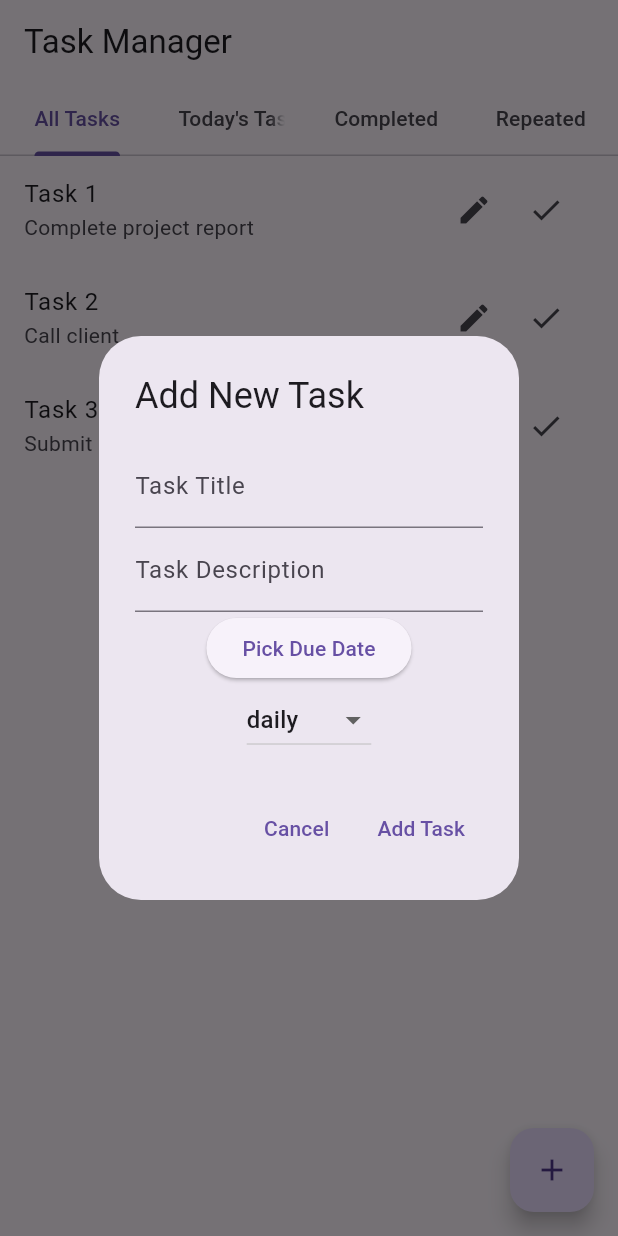
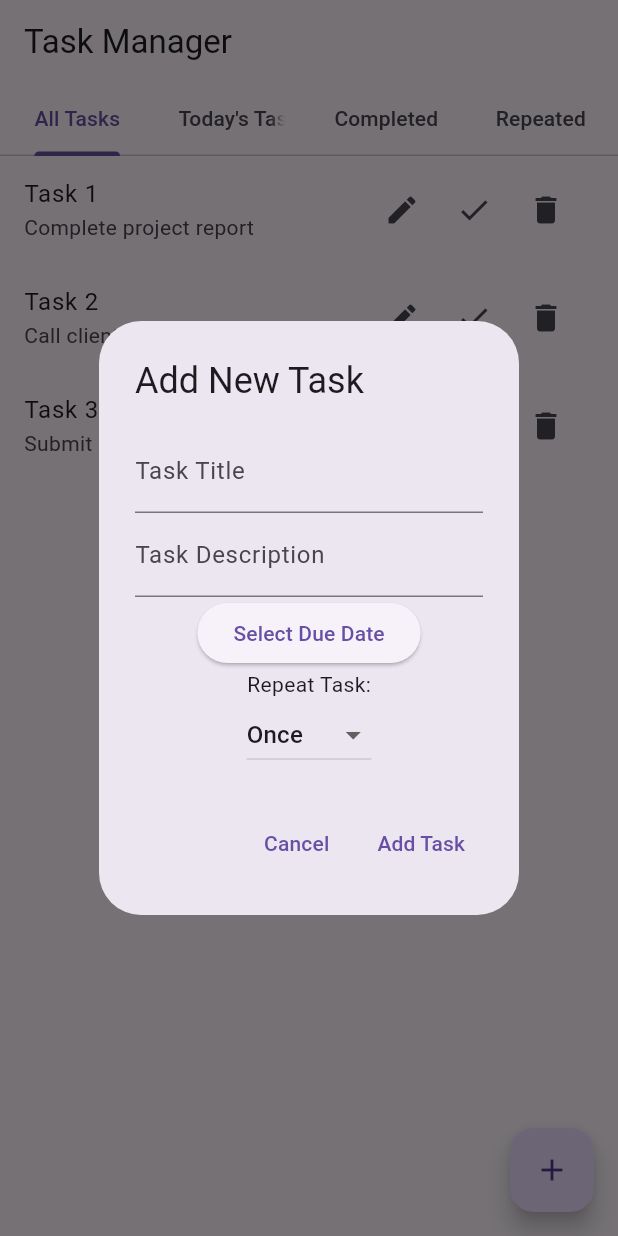
Before and after one commit to Shanza99/Task-Manager-App, a Flutter app: the screen it shows after launch, after a tap on the "add" icon, on a phone screen of 412 x 824 dp. Run offline on Flutter 3.47's test engine with Material 3 defaults, Android fonts, the phone set to English and light mode, and no system bars; our stand-ins replace csv, flutter_local_notifications, sqflite; missing offline and left inert: dart:html; accounts and stored records are empty.

Commit message:
Update main.dart

```diff
--- a/taskm/lib/main.dart
+++ b/taskm/lib/main.dart
@@ -2,6 +2,7 @@ import 'dart:html' as html;
 import 'package:flutter/foundation.dart';
 import 'package:flutter/material.dart';
 import 'package:flutter_local_notifications/flutter_local_notifications.dart';
+import 'package:intl/intl.dart';
 
 void main() {
   runApp(TaskManagerApp());
@@ -45,7 +46,7 @@ class _TaskHomePageState extends State<TaskHomePage> with SingleTickerProviderSt
   // Initialize local notifications for mobile/desktop platforms
   void _initializeNotifications() {
     flutterLocalNotificationsPlugin = FlutterLocalNotificationsPlugin();
-    var initializationSettingsAndroid = const AndroidInitializationSettings('app_icon');
+    var initializationSettingsAndroid = AndroidInitializationSettings('app_icon');
     var initializationSettings = InitializationSettings(
         android: initializationSettingsAndroid);
     flutterLocalNotificationsPlugin!.initialize(initializationSettings);
@@ -71,7 +72,7 @@ class _TaskHomePageState extends State<TaskHomePage> with SingleTickerProviderSt
         'id': 1,
         'title': 'Task 1',
         'description': 'Complete project report',
-        'dueDate': DateTime.now().add(const Duration(seconds: 10)).toIso8601String(),
+        'dueDate': DateTime.now().add(Duration(seconds: 10)).toIso8601String(),
         'isCompleted': false,
         'repeatDays': 'daily', // Repeats every day
       },
@@ -79,7 +80,7 @@ class _TaskHomePageState extends State<TaskHomePage> with SingleTickerProviderSt
         'id': 2,
         'title': 'Task 2',
         'description': 'Call client',
-        'dueDate': DateTime.now().add(const Duration(seconds: 20)).toIso8601String(),
+        'dueDate': DateTime.now().add(Duration(seconds: 20)).toIso8601String(),
         'isCompleted': false,
         'repeatDays': 'weekly', // Repeats every week
       },
@@ -87,7 +88,7 @@ class _TaskHomePageState extends State<TaskHomePage> with SingleTickerProviderSt
         'id': 3,
         'title': 'Task 3',
         'description': 'Submit monthly report',
-        'dueDate': DateTime.now().add(const Duration(seconds: 30)).toIso8601String(),
+        'dueDate': DateTime.now().add(Duration(seconds: 30)).toIso8601String(),
         'isCompleted': false,
         'repeatDays': 'monthly', // Repeats every month
       },
@@ -138,7 +139,7 @@ class _TaskHomePageState extends State<TaskHomePage> with SingleTickerProviderSt
 
   // Function to show desktop notification (Flutter Local Notifications)
   void _showDesktopNotification(String title, String body) {
-    var androidDetails = const AndroidNotificationDetails(
+    var androidDetails = AndroidNotificationDetails(
       'task_channel_id',
       'Task Notifications',
       channelDescription: 'Channel for task notifications',
@@ -170,14 +171,14 @@ class _TaskHomePageState extends State<TaskHomePage> with SingleTickerProviderSt
   Widget build(BuildContext context) {
     return Scaffold(
       appBar: AppBar(
-        title: const Text('Task Manager'),
+        title: Text('Task Manager'),
         bottom: TabBar(
           controller: _tabController,
           tabs: [
-            const Tab(text: 'All Tasks'),
-            const Tab(text: 'Today\'s Tasks'),
-            const Tab(text: 'Completed'),
-            const Tab(text: 'Repeated'), // Repeated tab
+            Tab(text: 'All Tasks'),
+            Tab(text: 'Today\'s Tasks'),
+            Tab(text: 'Completed'),
+            Tab(text: 'Repeated'), // Repeated tab
           ],
         ),
       ),
@@ -192,7 +193,7 @@ class _TaskHomePageState extends State<TaskHomePage> with SingleTickerProviderSt
       ),
       floatingActionButton: FloatingActionButton(
         onPressed: () => _showAddTaskDialog(context),
-        child: const Icon(Icons.add),
+        child: Icon(Icons.add),
       ),
     );
   }
@@ -210,15 +211,47 @@ class _TaskHomePageState extends State<TaskHomePage> with SingleTickerProviderSt
             mainAxisSize: MainAxisSize.min,
             children: [
               IconButton(
-                icon: const Icon(Icons.edit),
+                icon: Icon(Icons.edit),
                 onPressed: () => _showEditTaskDialog(context, task),
               ),
               IconButton(
-                icon: const Icon(Icons.check),
+                icon: Icon(Icons.check),
                 onPressed: () {
                   setState(() {
                     task['isCompleted'] = 1; // Mark as completed
                   });
+                },
+              ),
+              IconButton(
+                icon: Icon(Icons.delete),
+                onPressed: () {
+                  // Show delete confirmation dialog
+                  showDialog(
+                    context: context,
+                    builder: (context) {
+                      return AlertDialog(
+                        title: Text('Delete Task'),
+                        content: Text('Are you sure you want to delete this task?'),
+                        actions: [
+                          TextButton(
+                            onPressed: () {
+                              Navigator.pop(context); // Cancel the deletion
+                            },
+                            child: Text('Cancel'),
+                          ),
+                          TextButton(
+                            onPressed: () {
+                              setState(() {
+                                _tasks.removeAt(index); // Remove task from list
+                              });
+                              Navigator.pop(context); // Close the dialog
+                            },
+                            child: Text('Delete'),
+                          ),
+                        ],
+                      );
+                    },
+                  );
                 },
               ),
             ],
@@ -239,17 +272,17 @@ class _TaskHomePageState extends State<TaskHomePage> with SingleTickerProviderSt
       context: context,
       builder: (context) {
         return AlertDialog(
-          title: const Text('Edit Task'),
+          title: Text('Edit Task'),
           content: Column(
             mainAxisSize: MainAxisSize.min,
             children: [
               TextField(
                 controller: titleController,
-                decoration: const InputDecoration(labelText: 'Task Title'),
+                decoration: InputDecoration(labelText: 'Task Title'),
               ),
               TextField(
                 controller: descriptionController,
-                decoration: const InputDecoration(labelText: 'Task Description'),
+                decoration: InputDecoration(labelText: 'Task Description'),
               ),
               ElevatedButton(
                 onPressed: () async {
@@ -260,48 +293,49 @@ class _TaskHomePageState extends State<TaskHomePage> with SingleTickerProviderSt
                     lastDate: DateTime(2100),
                   );
                   if (pickedDate != null) {
+                    setState(() {
                       selectedDate = pickedDate;
+                    });
                   }
                 },
-                child: const Text('Pick Due Date'),
+                child: Text('Select Due Date'),
               ),
+              Text('Repeat Task:'),
               DropdownButton<String>(
                 value: repeatValue,
-                items: <String>['once', 'daily', 'weekly', 'monthly', 'yearly']
-                    .map((String value) {
+                onChanged: (newValue) {
+                  setState(() {
+                    repeatValue = newValue!;
+                  });
+                },
+                items: ['Once', 'Daily', 'Weekly', 'Monthly']
+                    .map<DropdownMenuItem<String>>((String value) {
                   return DropdownMenuItem<String>(
                     value: value,
                     child: Text(value),
                   );
                 }).toList(),
-                onChanged: (String? newValue) {
-                  setState(() {
-                    repeatValue = newValue!;
-                  });
-                },
               ),
             ],
           ),
           actions: [
             TextButton(
-              onPressed: () => Navigator.of(context).pop(),
-              child: const Text('Cancel'),
+              onPressed: () {
+                Navigator.pop(context);
+              },
+              child: Text('Cancel'),
             ),
             TextButton(
               onPressed: () {
-                final title = titleController.text;
-                final description = descriptionController.text;
-                if (title.isNotEmpty && description.isNotEmpty) {
                 setState(() {
-                    task['title'] = title;
-                    task['description'] = description;
+                  task['title'] = titleController.text;
+                  task['description'] = descriptionController.text;
                   task['dueDate'] = selectedDate.toIso8601String();
                   task['repeatDays'] = repeatValue;
                 });
-                  Navigator.of(context).pop();
-                }
+                Navigator.pop(context);
               },
-              child: const Text('Save Changes'),
+              child: Text('Save'),
             ),
           ],
         );
@@ -314,23 +348,23 @@ class _TaskHomePageState extends State<TaskHomePage> with SingleTickerProviderSt
     final titleController = TextEditingController();
     final descriptionController = TextEditingController();
     DateTime selectedDate = DateTime.now();
-    String repeatValue = 'daily'; // Default repeat value
+    String repeatValue = 'Once';
 
     showDialog(
       context: context,
       builder: (context) {
         return AlertDialog(
-          title: const Text('Add New Task'),
+          title: Text('Add New Task'),
           content: Column(
             mainAxisSize: MainAxisSize.min,
             children: [
               TextField(
                 controller: titleController,
-                decoration: const InputDecoration(labelText: 'Task Title'),
+                decoration: InputDecoration(labelText: 'Task Title'),
               ),
               TextField(
                 controller: descriptionController,
-                decoration: const InputDecoration(labelText: 'Task Description'),
+                decoration: InputDecoration(labelText: 'Task Description'),
               ),
               ElevatedButton(
                 onPressed: () async {
@@ -341,64 +375,57 @@ class _TaskHomePageState extends State<TaskHomePage> with SingleTickerProviderSt
                     lastDate: DateTime(2100),
                   );
                   if (pickedDate != null) {
+                    setState(() {
                       selectedDate = pickedDate;
+                    });
                   }
                 },
-                child: const Text('Pick Due Date'),
+                child: Text('Select Due Date'),
               ),
+              Text('Repeat Task:'),
               DropdownButton<String>(
                 value: repeatValue,
-                items: <String>['once', 'daily', 'weekly', 'monthly', 'yearly']
-                    .map((String value) {
+                onChanged: (newValue) {
+                  setState(() {
+                    repeatValue = newValue!;
+                  });
+                },
+                items: ['Once', 'Daily', 'Weekly', 'Monthly']
+                    .map<DropdownMenuItem<String>>((String value) {
                   return DropdownMenuItem<String>(
                     value: value,
                     child: Text(value),
                   );
                 }).toList(),
-                onChanged: (String? newValue) {
-                  setState(() {
-                    repeatValue = newValue!;
-                  });
-                },
               ),
             ],
           ),
           actions: [
             TextButton(
-              onPressed: () => Navigator.of(context).pop(),
-              child: const Text('Cancel'),
+              onPressed: () {
+                Navigator.pop(context);
+              },
+              child: Text('Cancel'),
             ),
             TextButton(
               onPressed: () {
-                final title = titleController.text;
-                final description = descriptionController.text;
-                if (title.isNotEmpty && description.isNotEmpty) {
-                  _addTask(title, description, selectedDate, repeatValue);
-                  Navigator.of(context).pop();
-                }
+                setState(() {
+                  _tasks.add({
+                    'id': _tasks.length + 1,
+                    'title': titleController.text,
+                    'description': descriptionController.text,
+                    'dueDate': selectedDate.toIso8601String(),
+                    'isCompleted': false,
+                    'repeatDays': repeatValue,
+                  });
+                });
+                Navigator.pop(context);
               },
-              child: const Text('Add Task'),
+              child: Text('Add Task'),
             ),
           ],
         );
       },
     );
   }
-
-  // Function to add task
-  Future<void> _addTask(String title, String description, DateTime dueDate, String repeatDays) async {
-    final newTask = {
-      'title': title,
-      'description': description,
-      'dueDate': dueDate.toIso8601String(),
-      'isCompleted': 0,
-      'repeatDays': repeatDays,
-    };
-    setState(() {
-      _tasks.add(newTask);
-    });
-
-    // Check if the task is due today and show notification
-    _checkIfTaskIsDueToday(newTask);
 }
-}
```
Lines whose indentation alone changed are shown as unchanged.
